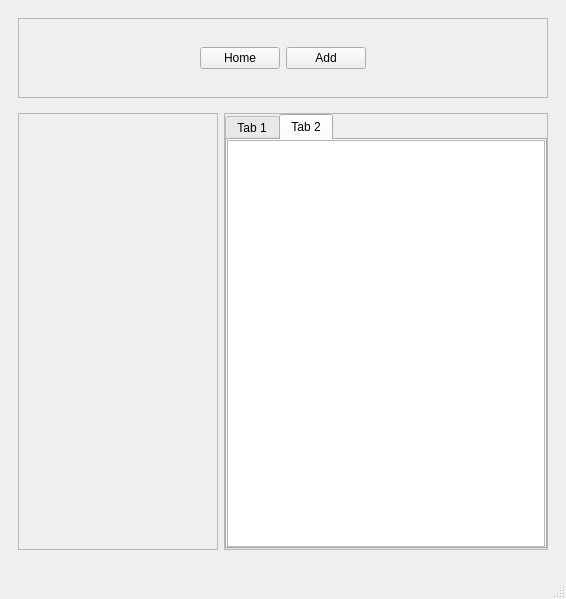
First picture: the form in mainwindow.ui, repository simmonsj330/NotiSimplifi, before the edit.
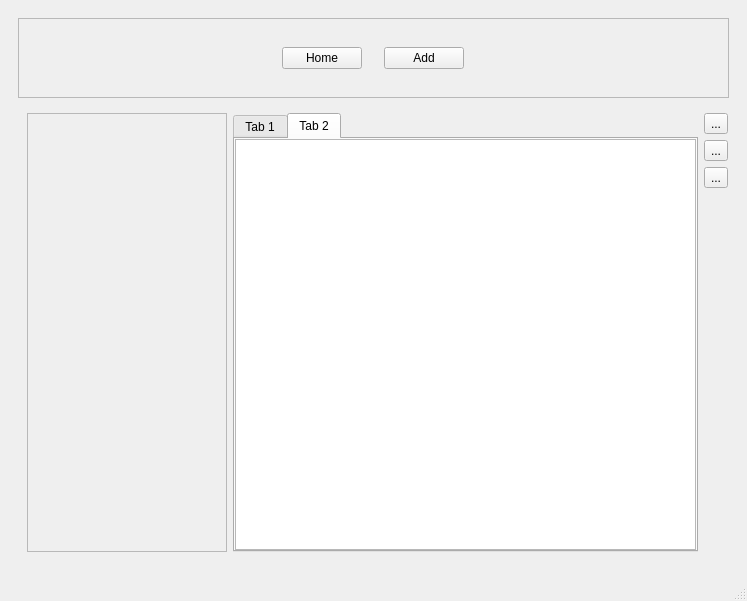
Second picture: the form after the edit. The open tabs and pages were chosen to show the change. Icons and pictures are not drawn.

Commit message: Putting back accidentaly deleted toolbar

```diff
--- a/mainwindow.ui
+++ b/mainwindow.ui
@@ -6,8 +6,8 @@
    <rect>
     <x>0</x>
     <y>0</y>
-    <width>566</width>
-    <height>599</height>
+    <width>747</width>
+    <height>601</height>
    </rect>
   </property>
   <property name="windowTitle">
@@ -114,8 +114,8 @@
          <item>
           <widget class="QWidget" name="Notes_Tags" native="true">
            <layout class="QHBoxLayout" name="horizontalLayout_3">
-            <property name="leftMargin">
-             <number>0</number>
+            <property name="spacing">
+             <number>-1</number>
             </property>
             <property name="rightMargin">
              <number>0</number>
@@ -137,13 +137,7 @@
              </widget>
             </item>
             <item>
-             <widget class="QFrame" name="Notes">
-              <property name="frameShape">
-               <enum>QFrame::StyledPanel</enum>
-              </property>
-              <property name="frameShadow">
-               <enum>QFrame::Raised</enum>
-              </property>
+             <widget class="QWidget" name="Notes" native="true">
               <layout class="QHBoxLayout" name="horizontalLayout_6">
                <property name="leftMargin">
                 <number>0</number>
@@ -208,6 +202,9 @@
                    <string>Tab 2</string>
                   </attribute>
                   <layout class="QHBoxLayout" name="horizontalLayout_8">
+                   <property name="sizeConstraint">
+                    <enum>QLayout::SetDefaultConstraint</enum>
+                   </property>
                    <property name="leftMargin">
                     <number>0</number>
                    </property>
@@ -230,6 +227,76 @@
               </layout>
              </widget>
             </item>
+            <item alignment="Qt::AlignTop">
+             <widget class="QFrame" name="Tools">
+              <property name="sizePolicy">
+               <sizepolicy hsizetype="Preferred" vsizetype="Preferred">
+                <horstretch>0</horstretch>
+                <verstretch>0</verstretch>
+               </sizepolicy>
+              </property>
+              <property name="maximumSize">
+               <size>
+                <width>25</width>
+                <height>120</height>
+               </size>
+              </property>
+              <property name="layoutDirection">
+               <enum>Qt::LeftToRight</enum>
+              </property>
+              <layout class="QHBoxLayout" name="horizontalLayout_9">
+               <property name="leftMargin">
+                <number>0</number>
+               </property>
+               <property name="topMargin">
+                <number>0</number>
+               </property>
+               <property name="rightMargin">
+                <number>0</number>
+               </property>
+               <property name="bottomMargin">
+                <number>0</number>
+               </property>
+               <item>
+                <layout class="QVBoxLayout" name="verticalLayout">
+                 <item>
+                  <widget class="QToolButton" name="toolButton">
+                   <property name="text">
+                    <string>...</string>
+                   </property>
+                   <property name="icon">
+                    <iconset>
+                     <normaloff>resources/italics_icon_16x16.ico</normaloff>resources/italics_icon_16x16.ico</iconset>
+                   </property>
+                  </widget>
+                 </item>
+                 <item>
+                  <widget class="QToolButton" name="toolButton_2">
+                   <property name="text">
+                    <string>...</string>
+                   </property>
+                   <property name="icon">
+                    <iconset>
+                     <normaloff>resources/bold_icon_16x16.ico</normaloff>resources/bold_icon_16x16.ico</iconset>
+                   </property>
+                  </widget>
+                 </item>
+                 <item>
+                  <widget class="QToolButton" name="toolButton_3">
+                   <property name="text">
+                    <string>...</string>
+                   </property>
+                   <property name="icon">
+                    <iconset>
+                     <normaloff>resources/underline_icon_16x16.ico</normaloff>resources/underline_icon_16x16.ico</iconset>
+                   </property>
+                  </widget>
+                 </item>
+                </layout>
+               </item>
+              </layout>
+             </widget>
+            </item>
            </layout>
           </widget>
          </item>
```
Left out of the diff: 6 changed lines with no effect on the pictures. The commit also changes 1 other file.
